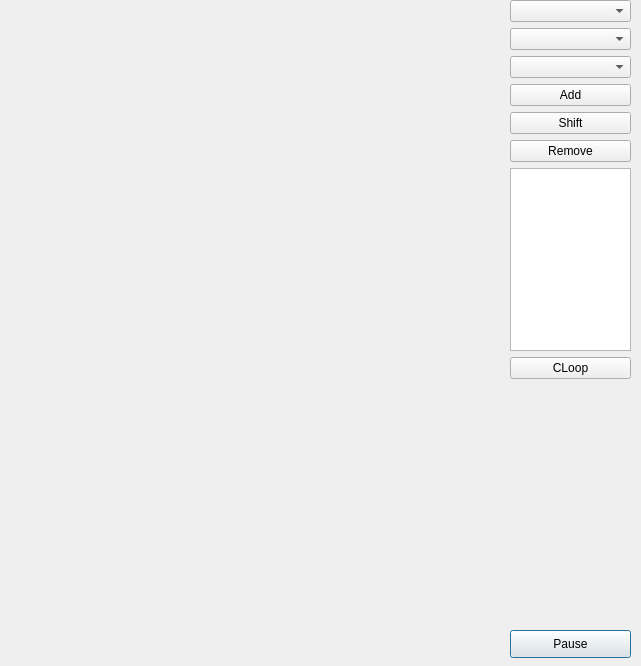
First picture: the form in src/ui_icepapcms/qt_designer_files/dialogcurves.ui, repository MaxIV-KitsControls/app-cells-icepapcms, before the edit.
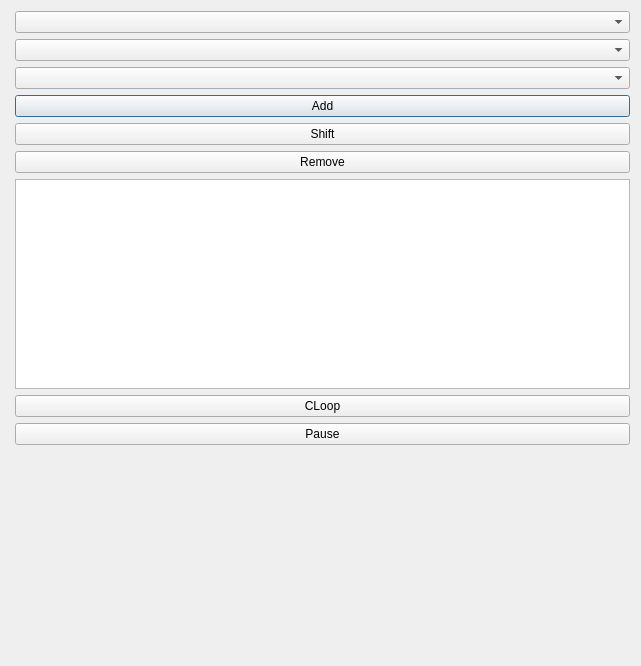
Second picture: the form after the edit.

Commit message: layout modification with antdup

```diff
--- a/src/ui_icepapcms/qt_designer_files/dialogcurves.ui
+++ b/src/ui_icepapcms/qt_designer_files/dialogcurves.ui
@@ -19,43 +19,15 @@
   <property name="windowTitle">
    <string>Dummy Window Title</string>
   </property>
-  <widget class="QWidget" name="gridLayoutWidget">
-   <property name="geometry">
-    <rect>
-     <x>10</x>
-     <y>10</y>
-     <width>491</width>
-     <height>651</height>
-    </rect>
-   </property>
-   <layout class="QGridLayout" name="gridLayout">
+  <layout class="QGridLayout" name="gridLayout_2" columnminimumwidth="4,0">
+   <item row="0" column="0">
+    <layout class="QGridLayout" name="gridLayout" rowstretch="0" columnstretch="0">
     <property name="sizeConstraint">
      <enum>QLayout::SetDefaultConstraint</enum>
     </property>
    </layout>
-  </widget>
-  <widget class="QPushButton" name="btnPause">
-   <property name="geometry">
-    <rect>
-     <x>510</x>
-     <y>630</y>
-     <width>121</width>
-     <height>28</height>
-    </rect>
-   </property>
-   <property name="text">
-    <string>Pause</string>
-   </property>
-  </widget>
-  <widget class="QWidget" name="verticalLayoutWidget">
-   <property name="geometry">
-    <rect>
-     <x>510</x>
-     <y>0</y>
-     <width>121</width>
-     <height>411</height>
-    </rect>
-   </property>
+   </item>
+   <item row="0" column="1">
    <layout class="QVBoxLayout" name="verticalLayout_2">
     <item>
      <widget class="QComboBox" name="cbDriver"/>
@@ -97,6 +69,13 @@
       </property>
      </widget>
     </item>
+     <item>
+      <widget class="QPushButton" name="btnPause">
+       <property name="text">
+        <string>Pause</string>
+       </property>
+      </widget>
+     </item>
     <item>
      <spacer name="verticalSpacer">
       <property name="orientation">
@@ -111,7 +90,8 @@
      </spacer>
     </item>
    </layout>
-  </widget>
+   </item>
+  </layout>
  </widget>
  <resources/>
  <connections/>
```
Lines whose indentation alone changed are shown as unchanged. The commit also changes 24 other files.
